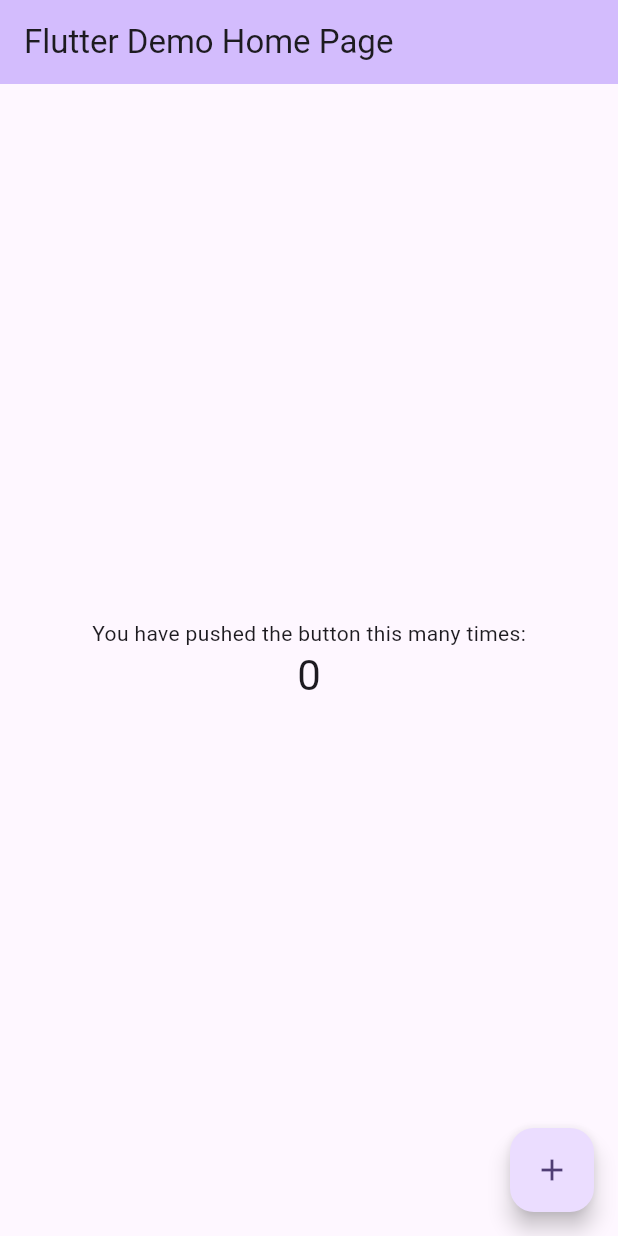
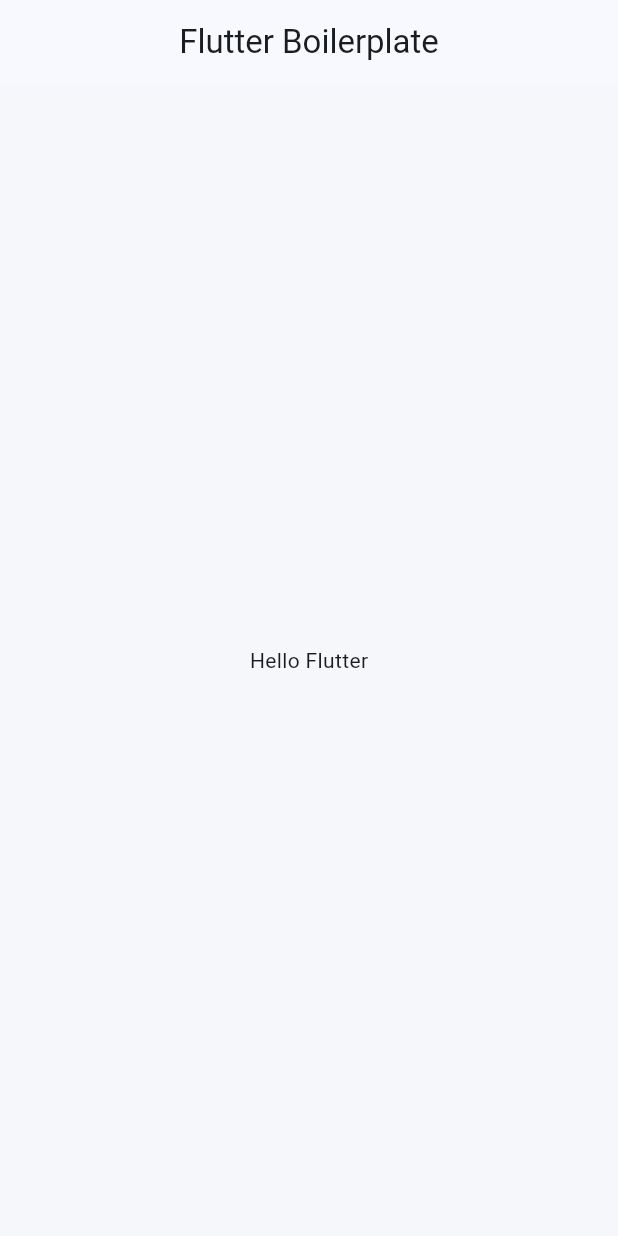
Before and after one commit to 45afeef/Mnemosyne, a Flutter app: the screen it shows after launch, on a phone screen of 412 x 824 dp. Run offline on Flutter 3.47's test engine with Material 3 defaults, Android fonts, the phone set to English and light mode, and no system bars; our stand-ins replace go_router.

Commit message:
added flutter boilerplate

```diff
--- /dev/null
+++ b/flutter_frontend/lib/app/app.dart
@@ -0,0 +1,25 @@
+import 'package:flutter/material.dart';
+
+import 'theme/app_theme.dart';
+import 'router/app_router.dart';
+
+class MyApp extends StatelessWidget {
+  const MyApp({super.key});
+
+  @override
+  Widget build(BuildContext context) {
+    return MaterialApp.router(
+      debugShowCheckedModeBanner: false,
+
+      title: "Flutter Boilerplate",
+
+      theme: AppTheme.light,
+
+      darkTheme: AppTheme.dark,
+
+      themeMode: ThemeMode.system,
+
+      routerConfig: AppRouter.router,
+    );
+  }
+}
--- /dev/null
+++ b/flutter_frontend/lib/app/router/app_router.dart
@@ -0,0 +1,26 @@
+import 'package:flutter/material.dart';
+import 'package:go_router/go_router.dart';
+
+import '../../features/home/presentation/home_page.dart';
+import 'routes.dart';
+
+class AppRouter {
+  static final router = GoRouter(
+    initialLocation: Routes.home,
+
+    routes: [
+      GoRoute(
+        path: Routes.home,
+        builder: (_, __) => const HomePage(),
+      ),
+    ],
+
+    errorBuilder: (_, __) {
+      return const Scaffold(
+        body: Center(
+          child: Text("Page not found"),
+        ),
+      );
+    },
+  );
+}
--- /dev/null
+++ b/flutter_frontend/lib/app/router/routes.dart
@@ -0,0 +1,4 @@
+class Routes {
+  static const home = "/";
+  static const settings = "/settings";
+}
--- /dev/null
+++ b/flutter_frontend/lib/app/theme/app_theme.dart
@@ -0,0 +1,27 @@
+import 'package:flutter/material.dart';
+
+import 'colors.dart';
+import 'text_theme.dart';
+
+class AppTheme {
+  static ThemeData get light {
+    return ThemeData(
+      useMaterial3: true,
+
+      colorSchemeSeed: AppColors.primary,
+
+      scaffoldBackgroundColor: AppColors.background,
+
+      textTheme: AppTextThemes.textTheme,
+
+      appBarTheme: const AppBarTheme(
+        centerTitle: true,
+        elevation: 0,
+      ),
+    );
+  }
+
+  static ThemeData get dark {
+    return ThemeData.dark(useMaterial3: true);
+  }
+}
--- /dev/null
+++ b/flutter_frontend/lib/app/theme/colors.dart
@@ -0,0 +1,13 @@
+import 'package:flutter/material.dart';
+
+class AppColors {
+  static const primary = Colors.blue;
+
+  static const secondary = Colors.orange;
+
+  static const background = Color(0xffF6F7FB);
+
+  static const surface = Colors.white;
+
+  static const error = Colors.red;
+}
--- /dev/null
+++ b/flutter_frontend/lib/app/theme/text_theme.dart
@@ -0,0 +1,18 @@
+import 'package:flutter/material.dart';
+
+class AppTextThemes {
+  static TextTheme textTheme = const TextTheme(
+    headlineMedium: TextStyle(
+      fontSize: 24,
+      fontWeight: FontWeight.bold,
+    ),
+
+    bodyLarge: TextStyle(
+      fontSize: 16,
+    ),
+
+    bodyMedium: TextStyle(
+      fontSize: 14,
+    ),
+  );
+}
--- /dev/null
+++ b/flutter_frontend/lib/features/home/presentation/home_page.dart
@@ -0,0 +1,17 @@
+import 'package:flutter/material.dart';
+
+class HomePage extends StatelessWidget {
+  const HomePage({super.key});
+
+  @override
+  Widget build(BuildContext context) {
+    return Scaffold(
+      appBar: AppBar(
+        title: const Text("Flutter Boilerplate"),
+      ),
+      body: const Center(
+        child: Text("Hello Flutter"),
+      ),
+    );
+  }
+}
--- a/flutter_frontend/lib/main.dart
+++ b/flutter_frontend/lib/main.dart
@@ -1,122 +1,8 @@
 import 'package:flutter/material.dart';
+import 'app/app.dart';
 
 void main() {
+  WidgetsFlutterBinding.ensureInitialized();
+
   runApp(const MyApp());
 }
-
-class MyApp extends StatelessWidget {
-  const MyApp({super.key});
-
-  // This widget is the root of your application.
-  @override
-  Widget build(BuildContext context) {
-    return MaterialApp(
-      title: 'Flutter Demo',
-      theme: ThemeData(
-        // This is the theme of your application.
-        //
-        // TRY THIS: Try running your application with "flutter run". You'll see
-        // the application has a purple toolbar. Then, without quitting the app,
-        // try changing the seedColor in the colorScheme below to Colors.green
-        // and then invoke "hot reload" (save your changes or press the "hot
-        // reload" button in a Flutter-supported IDE, or press "r" if you used
-        // the command line to start the app).
-        //
-        // Notice that the counter didn't reset back to zero; the application
-        // state is not lost during the reload. To reset the state, use hot
-        // restart instead.
-        //
-        // This works for code too, not just values: Most code changes can be
-        // tested with just a hot reload.
-        colorScheme: .fromSeed(seedColor: Colors.deepPurple),
-      ),
-      home: const MyHomePage(title: 'Flutter Demo Home Page'),
-    );
-  }
-}
-
-class MyHomePage extends StatefulWidget {
-  const MyHomePage({super.key, required this.title});
-
-  // This widget is the home page of your application. It is stateful, meaning
-  // that it has a State object (defined below) that contains fields that affect
-  // how it looks.
-
-  // This class is the configuration for the state. It holds the values (in this
-  // case the title) provided by the parent (in this case the App widget) and
-  // used by the build method of the State. Fields in a Widget subclass are
-  // always marked "final".
-
-  final String title;
-
-  @override
-  State<MyHomePage> createState() => _MyHomePageState();
-}
-
-class _MyHomePageState extends State<MyHomePage> {
-  int _counter = 0;
-
-  void _incrementCounter() {
-    setState(() {
-      // This call to setState tells the Flutter framework that something has
-      // changed in this State, which causes it to rerun the build method below
-      // so that the display can reflect the updated values. If we changed
-      // _counter without calling setState(), then the build method would not be
-      // called again, and so nothing would appear to happen.
-      _counter++;
-    });
-  }
-
-  @override
-  Widget build(BuildContext context) {
-    // This method is rerun every time setState is called, for instance as done
-    // by the _incrementCounter method above.
-    //
-    // The Flutter framework has been optimized to make rerunning build methods
-    // fast, so that you can just rebuild anything that needs updating rather
-    // than having to individually change instances of widgets.
-    return Scaffold(
-      appBar: AppBar(
-        // TRY THIS: Try changing the color here to a specific color (to
-        // Colors.amber, perhaps?) and trigger a hot reload to see the AppBar
-        // change color while the other colors stay the same.
-        backgroundColor: Theme.of(context).colorScheme.inversePrimary,
-        // Here we take the value from the MyHomePage object that was created by
-        // the App.build method, and use it to set our appbar title.
-        title: Text(widget.title),
-      ),
-      body: Center(
-        // Center is a layout widget. It takes a single child and positions it
-        // in the middle of the parent.
-        child: Column(
-          // Column is also a layout widget. It takes a list of children and
-          // arranges them vertically. By default, it sizes itself to fit its
-          // children horizontally, and tries to be as tall as its parent.
-          //
-          // Column has various properties to control how it sizes itself and
-          // how it positions its children. Here we use mainAxisAlignment to
-          // center the children vertically; the main axis here is the vertical
-          // axis because Columns are vertical (the cross axis would be
-          // horizontal).
-          //
-          // TRY THIS: Invoke "debug painting" (choose the "Toggle Debug Paint"
-          // action in the IDE, or press "p" in the console), to see the
-          // wireframe for each widget.
-          mainAxisAlignment: .center,
-          children: [
-            const Text('You have pushed the button this many times:'),
-            Text(
-              '$_counter',
-              style: Theme.of(context).textTheme.headlineMedium,
-            ),
-          ],
-        ),
-      ),
-      floatingActionButton: FloatingActionButton(
-        onPressed: _incrementCounter,
-        tooltip: 'Increment',
-        child: const Icon(Icons.add),
-      ),
-    );
-  }
-}
--- a/flutter_frontend/pubspec.yaml
+++ b/flutter_frontend/pubspec.yaml
@@ -34,6 +34,8 @@ dependencies:
   # The following adds the Cupertino Icons font to your application.
   # Use with the CupertinoIcons class for iOS style icons.
   cupertino_icons: ^1.0.8
+  go_router: ^17.3.0
+  provider: ^6.1.5+1
 
 dev_dependencies:
   flutter_test:
```
Also changed, not shown: flutter_frontend/pubspec.lock.
